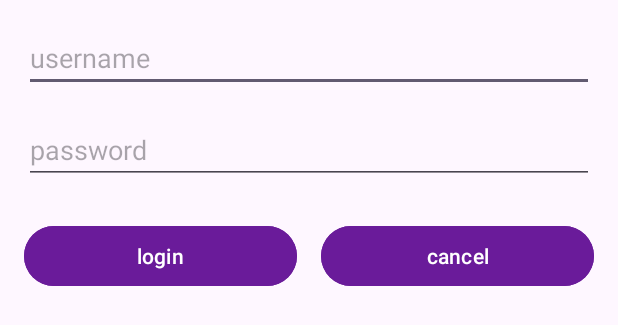
After one commit to subinsong01/MobileApplication_finalProject, an Android app: the layout activity_login.xml on its own in the app's theme, with its tools: preview values and no code run, on a phone screen of 412 x 824 dp. The commit adds this screen. Shown: the top 325 px of the screen. Run offline under Robolectric (Android 15) with nearby library versions, the phone set to English and light mode, and no system bars.

Commit message:
login 팝업 설정

```diff
--- /dev/null
+++ b/app/src/main/res/layout/activity_login.xml
@@ -0,0 +1,50 @@
+<?xml version="1.0" encoding="utf-8"?>
+<LinearLayout xmlns:android="http://schemas.android.com/apk/res/android"
+    android:layout_width="match_parent"
+    android:layout_height="wrap_content"
+    android:orientation="vertical"
+    android:padding="16dp">
+
+    <EditText
+        android:id="@+id/username"
+        android:layout_width="match_parent"
+        android:layout_height="wrap_content"
+        android:hint="username"
+        android:inputType="textPersonName"
+        android:layout_marginBottom="16dp" />
+
+    <EditText
+        android:id="@+id/password"
+        android:layout_width="match_parent"
+        android:layout_height="wrap_content"
+        android:hint="password"
+        android:inputType="textPassword"
+        android:layout_marginBottom="24dp" />
+
+    <LinearLayout
+        android:layout_width="match_parent"
+        android:layout_height="wrap_content"
+        android:orientation="horizontal"
+        android:gravity="center">
+
+        <Button
+            android:id="@+id/login_button"
+            android:layout_width="0dp"
+            android:layout_height="wrap_content"
+            android:layout_weight="1"
+            android:text="login"
+            android:backgroundTint="#6A1B9A"
+            android:textColor="#FFFFFF"
+            android:layout_marginEnd="8dp" />
+
+        <Button
+            android:id="@+id/cancel_button"
+            android:layout_width="0dp"
+            android:layout_height="wrap_content"
+            android:layout_weight="1"
+            android:text="cancel"
+            android:backgroundTint="#6A1B9A"
+            android:textColor="#FFFFFF"
+            android:layout_marginStart="8dp" />
+    </LinearLayout>
+</LinearLayout>
--- a/app/src/main/res/layout/activity_main.xml
+++ b/app/src/main/res/layout/activity_main.xml
@@ -30,6 +30,7 @@
                 android:layout_height="wrap_content"
                 android:src="@drawable/menu01" />
             <ImageView
+                android:id="@+id/login_btn"
                 android:layout_width="wrap_content"
                 android:layout_height="wrap_content"
                 android:src="@drawable/menu02"
```
Also changed, not shown: app/src/main/java/com/shushub/finalproject/MainActivity.java (+54 -1 lines).
